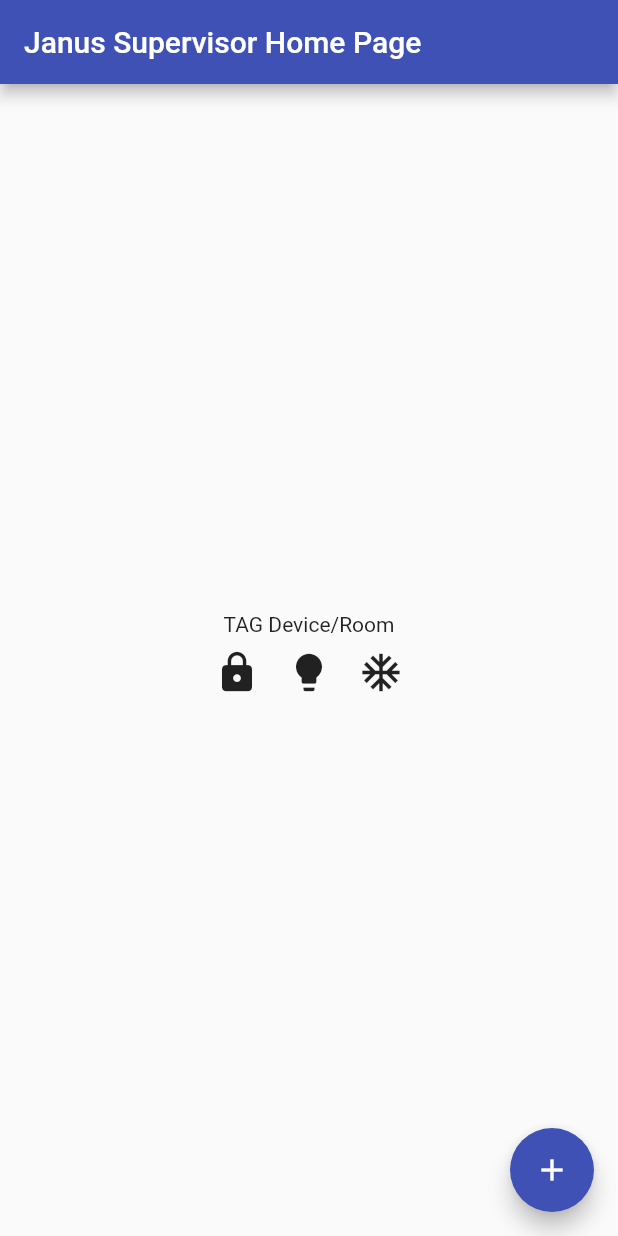
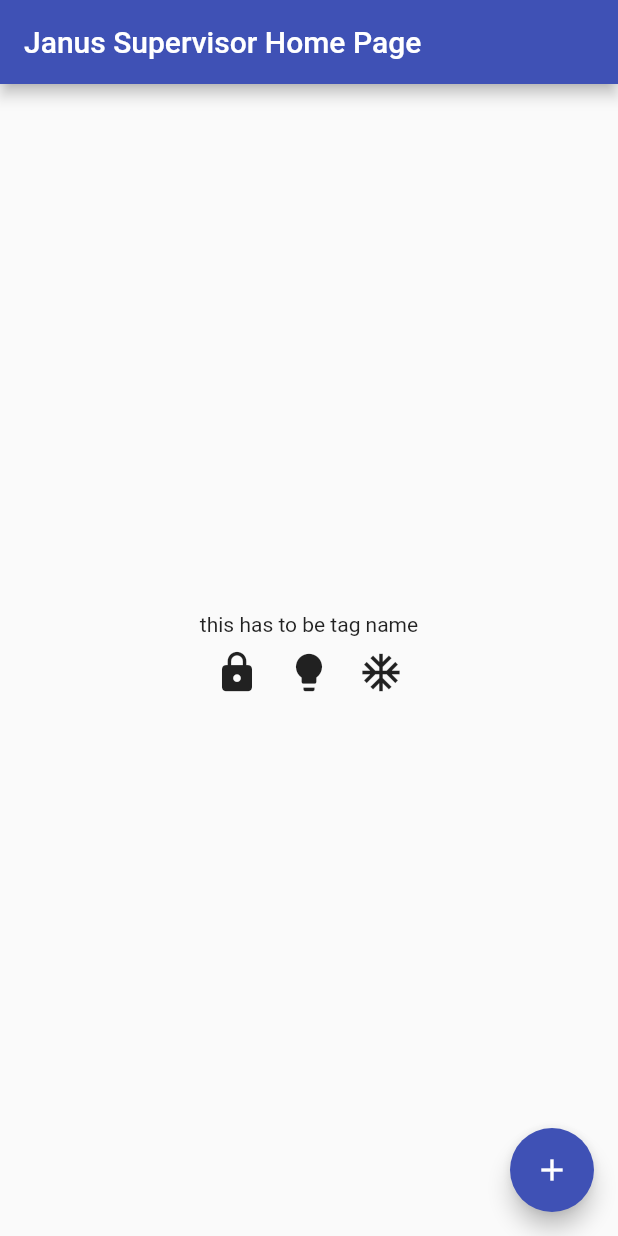
Before and after one commit to RenatoExpert/shuei-client, a Flutter app: the screen it shows after launch, on a phone screen of 412 x 824 dp. Run offline on Flutter 3.47's test engine with Material 2 defaults, Android fonts, the phone set to English and light mode, and no system bars.

Commit message:
implementing tagname, almost there

```diff
--- a/lib/main.dart
+++ b/lib/main.dart
@@ -29,6 +29,8 @@ class MyHomePage extends StatefulWidget {
 }
 
 class DeviceDisplay extends Center {
+    final String tagname;
+    DeviceDisplay(this.tagname);
     @override
     var child = Column(
       // Invoke "debug painting" (press "p" in the console, choose the
@@ -44,7 +46,7 @@ class DeviceDisplay extends Center {
         mainAxisAlignment: MainAxisAlignment.center,
         children: <Widget>[
             const Text(
-                'TAG Device/Room',
+                'this has to be tag name',
             ),
             Row (
                 mainAxisAlignment: MainAxisAlignment.center,
@@ -95,7 +97,7 @@ class _MyHomePageState extends State<MyHomePage> {
       appBar: AppBar(
         title: Text(widget.title),
       ),
-      body: DeviceDisplay(),
+      body: DeviceDisplay('MyRoom'),
       floatingActionButton: FloatingActionButton(
         onPressed: _incrementCounter,
         tooltip: 'Increment',
```
